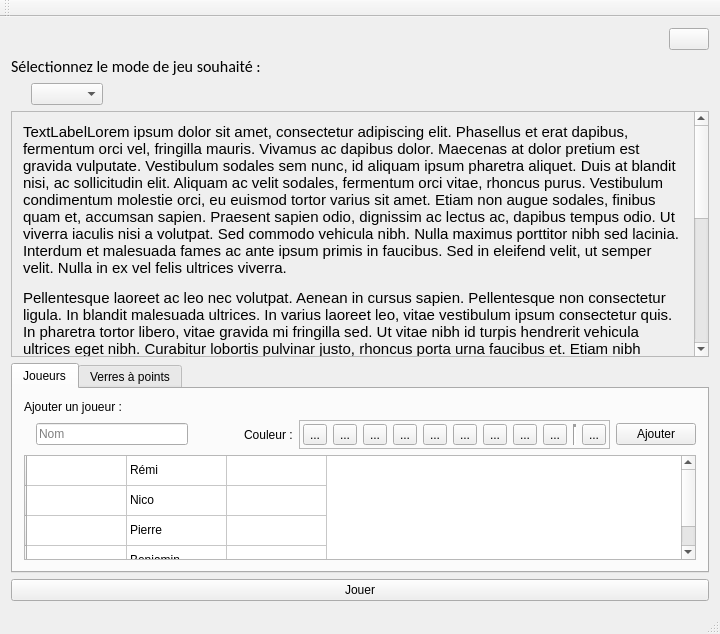
Qt form BeerPong-Ultimate/src/gui/QtGUI/QtGUI.ui (rchaucha/BeerPong-Evoled) before a commit.
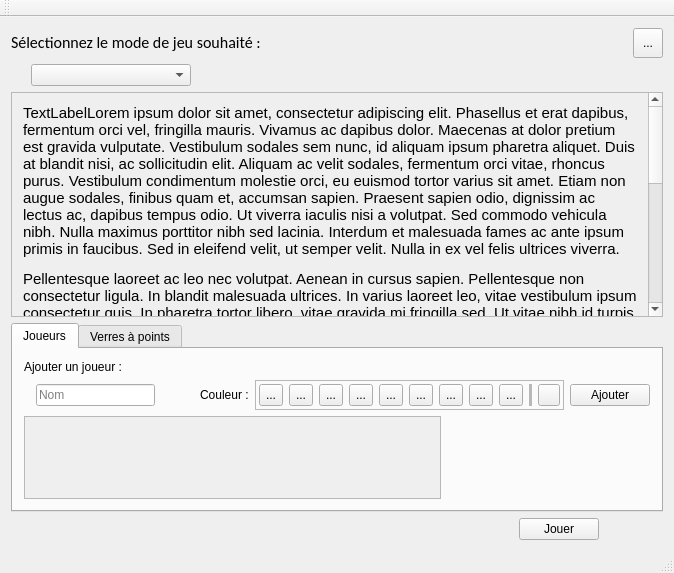
The same form after that commit. The open tabs and pages were chosen to show the change. Icons and pictures are not drawn.

```diff
--- a/BeerPong-Ultimate/src/gui/QtGUI/QtGUI.ui
+++ b/BeerPong-Ultimate/src/gui/QtGUI/QtGUI.ui
@@ -6,13 +6,23 @@
    <rect>
     <x>0</x>
     <y>0</y>
-    <width>720</width>
-    <height>634</height>
+    <width>674</width>
+    <height>573</height>
    </rect>
   </property>
   <property name="windowTitle">
    <string>BeerPong : Ultimate</string>
   </property>
+  <property name="windowIcon">
+   <iconset resource="QtGUI.qrc">
+    <normaloff>:/QtGUI/files/icon.ico</normaloff>:/QtGUI/files/icon.ico</iconset>
+  </property>
+  <property name="iconSize">
+   <size>
+    <width>32</width>
+    <height>32</height>
+   </size>
+  </property>
   <widget class="QWidget" name="centralWidget">
    <layout class="QVBoxLayout" name="verticalLayout">
     <property name="sizeConstraint">
@@ -26,6 +36,31 @@
       <property name="sizeConstraint">
        <enum>QLayout::SetDefaultConstraint</enum>
       </property>
+      <item>
+       <widget class="QLabel" name="label">
+        <property name="sizePolicy">
+         <sizepolicy hsizetype="Preferred" vsizetype="Maximum">
+          <horstretch>0</horstretch>
+          <verstretch>0</verstretch>
+         </sizepolicy>
+        </property>
+        <property name="font">
+         <font>
+          <family>Calibri</family>
+          <pointsize>12</pointsize>
+         </font>
+        </property>
+        <property name="frameShape">
+         <enum>QFrame::NoFrame</enum>
+        </property>
+        <property name="text">
+         <string>Sélectionnez le mode de jeu souhaité :</string>
+        </property>
+        <property name="alignment">
+         <set>Qt::AlignLeading|Qt::AlignLeft|Qt::AlignTop</set>
+        </property>
+       </widget>
+      </item>
       <item>
        <spacer name="horizontalSpacer">
         <property name="orientation">
@@ -43,18 +78,15 @@
        </spacer>
       </item>
       <item>
-       <widget class="QPushButton" name="b_settings">
-        <property name="sizePolicy">
-         <sizepolicy hsizetype="Fixed" vsizetype="Fixed">
-          <horstretch>0</horstretch>
-          <verstretch>0</verstretch>
-         </sizepolicy>
-        </property>
-        <property name="layoutDirection">
-         <enum>Qt::LeftToRight</enum>
+       <widget class="QToolButton" name="toolButton">
+        <property name="minimumSize">
+         <size>
+          <width>30</width>
+          <height>30</height>
+         </size>
         </property>
         <property name="text">
-         <string/>
+         <string>...</string>
         </property>
         <property name="icon">
          <iconset>
@@ -62,44 +94,16 @@
         </property>
         <property name="iconSize">
          <size>
-          <width>32</width>
-          <height>32</height>
+          <width>24</width>
+          <height>24</height>
          </size>
         </property>
-        <property name="checkable">
-         <bool>false</bool>
-        </property>
        </widget>
       </item>
      </layout>
     </item>
     <item>
-     <widget class="QLabel" name="label">
-      <property name="sizePolicy">
-       <sizepolicy hsizetype="Preferred" vsizetype="Maximum">
-        <horstretch>0</horstretch>
-        <verstretch>0</verstretch>
-       </sizepolicy>
-      </property>
-      <property name="font">
-       <font>
-        <family>Calibri</family>
-        <pointsize>12</pointsize>
-       </font>
-      </property>
-      <property name="frameShape">
-       <enum>QFrame::NoFrame</enum>
-      </property>
-      <property name="text">
-       <string>Sélectionnez le mode de jeu souhaité :</string>
-      </property>
-      <property name="alignment">
-       <set>Qt::AlignLeading|Qt::AlignLeft|Qt::AlignTop</set>
-      </property>
-     </widget>
-    </item>
-    <item>
-     <layout class="QHBoxLayout" name="horizontalLayout_2">
+     <layout class="QHBoxLayout" name="horizontalLayout_2" stretch="1,4">
       <property name="leftMargin">
        <number>20</number>
       </property>
@@ -109,11 +113,17 @@
       <item>
        <widget class="QComboBox" name="gm_selection">
         <property name="sizePolicy">
-         <sizepolicy hsizetype="Maximum" vsizetype="Fixed">
+         <sizepolicy hsizetype="Preferred" vsizetype="Fixed">
           <horstretch>0</horstretch>
           <verstretch>0</verstretch>
          </sizepolicy>
         </property>
+        <property name="minimumSize">
+         <size>
+          <width>160</width>
+          <height>0</height>
+         </size>
+        </property>
        </widget>
       </item>
       <item>
@@ -144,7 +154,7 @@
         <rect>
          <x>0</x>
          <y>0</y>
-         <width>683</width>
+         <width>637</width>
          <height>646</height>
         </rect>
        </property>
@@ -244,7 +254,7 @@
              <enum>QFrame::Sunken</enum>
             </property>
             <property name="lineWidth">
-             <number>3</number>
+             <number>10</number>
             </property>
             <layout class="QHBoxLayout" name="horizontalLayout_5">
              <property name="leftMargin">
@@ -260,63 +270,117 @@
               <number>3</number>
              </property>
              <item>
-              <widget class="QToolButton" name="b_color0_2">
+              <widget class="QToolButton" name="b_white_player">
+               <property name="minimumSize">
+                <size>
+                 <width>22</width>
+                 <height>22</height>
+                </size>
+               </property>
                <property name="text">
                 <string>...</string>
                </property>
               </widget>
              </item>
              <item>
-              <widget class="QToolButton" name="b_color1_2">
+              <widget class="QToolButton" name="b_blue_player">
+               <property name="minimumSize">
+                <size>
+                 <width>22</width>
+                 <height>22</height>
+                </size>
+               </property>
                <property name="text">
                 <string>...</string>
                </property>
               </widget>
              </item>
              <item>
-              <widget class="QToolButton" name="b_color2_2">
+              <widget class="QToolButton" name="b_red_player">
+               <property name="minimumSize">
+                <size>
+                 <width>22</width>
+                 <height>22</height>
+                </size>
+               </property>
                <property name="text">
                 <string>...</string>
                </property>
               </widget>
              </item>
              <item>
-              <widget class="QToolButton" name="b_color3_2">
+              <widget class="QToolButton" name="b_green_player">
+               <property name="minimumSize">
+                <size>
+                 <width>22</width>
+                 <height>22</height>
+                </size>
+               </property>
                <property name="text">
                 <string>...</string>
                </property>
               </widget>
              </item>
              <item>
-              <widget class="QToolButton" name="b_color4_2">
+              <widget class="QToolButton" name="b_yellow_player">
+               <property name="minimumSize">
+                <size>
+                 <width>22</width>
+                 <height>22</height>
+                </size>
+               </property>
                <property name="text">
                 <string>...</string>
                </property>
               </widget>
              </item>
              <item>
-              <widget class="QToolButton" name="b_color5_2">
+              <widget class="QToolButton" name="b_brown_player">
+               <property name="minimumSize">
+                <size>
+                 <width>22</width>
+                 <height>22</height>
+                </size>
+               </property>
                <property name="text">
                 <string>...</string>
                </property>
               </widget>
              </item>
              <item>
-              <widget class="QToolButton" name="b_color6_2">
+              <widget class="QToolButton" name="b_pink_player">
+               <property name="minimumSize">
+                <size>
+                 <width>22</width>
+                 <height>22</height>
+                </size>
+               </property>
                <property name="text">
                 <string>...</string>
                </property>
               </widget>
              </item>
              <item>
-              <widget class="QToolButton" name="b_color7_2">
+              <widget class="QToolButton" name="b_gray_player">
+               <property name="minimumSize">
+                <size>
+                 <width>22</width>
+                 <height>22</height>
+                </size>
+               </property>
                <property name="text">
                 <string>...</string>
                </property>
               </widget>
              </item>
              <item>
-              <widget class="QToolButton" name="b_color8_2">
+              <widget class="QToolButton" name="b_orange_player">
+               <property name="minimumSize">
+                <size>
+                 <width>22</width>
+                 <height>22</height>
+                </size>
+               </property>
                <property name="text">
                 <string>...</string>
                </property>
@@ -330,8 +394,20 @@
                  <verstretch>0</verstretch>
                 </sizepolicy>
                </property>
+               <property name="minimumSize">
+                <size>
+                 <width>0</width>
+                 <height>0</height>
+                </size>
+               </property>
+               <property name="frameShadow">
+                <enum>QFrame::Sunken</enum>
+               </property>
                <property name="lineWidth">
-                <number>3</number>
+                <number>0</number>
+               </property>
+               <property name="midLineWidth">
+                <number>20</number>
                </property>
                <property name="orientation">
                 <enum>Qt::Vertical</enum>
@@ -339,9 +415,28 @@
               </widget>
              </item>
              <item>
-              <widget class="QToolButton" name="b_custom_color_2">
+              <widget class="QToolButton" name="b_custom_color_player">
+               <property name="minimumSize">
+                <size>
+                 <width>22</width>
+                 <height>22</height>
+                </size>
+               </property>
                <property name="text">
-                <string>...</string>
+                <string/>
+               </property>
+               <property name="icon">
+                <iconset resource="QtGUI.qrc">
+                 <normaloff>:/QtGUI/files/plus.ico</normaloff>:/QtGUI/files/plus.ico</iconset>
+               </property>
+               <property name="iconSize">
+                <size>
+                 <width>12</width>
+                 <height>12</height>
+                </size>
+               </property>
+               <property name="shortcut">
+                <string>6</string>
                </property>
               </widget>
              </item>
@@ -358,69 +453,39 @@
          </layout>
         </item>
         <item>
-         <widget class="QTableWidget" name="player_table">
-          <attribute name="horizontalHeaderVisible">
-           <bool>false</bool>
-          </attribute>
-          <attribute name="verticalHeaderVisible">
-           <bool>true</bool>
-          </attribute>
-          <row>
-           <property name="text">
-            <string/>
-           </property>
-          </row>
-          <row>
-           <property name="text">
-            <string/>
-           </property>
-          </row>
-          <row>
-           <property name="text">
-            <string/>
-           </property>
-          </row>
-          <row>
-           <property name="text">
-            <string/>
-           </property>
-          </row>
-          <column>
-           <property name="text">
-            <string>suppr</string>
-           </property>
-          </column>
-          <column>
-           <property name="text">
-            <string>name</string>
-           </property>
-          </column>
-          <column>
-           <property name="text">
-            <string>color</string>
-           </property>
-          </column>
-          <item row="0" column="1">
-           <property name="text">
-            <string>Rémi</string>
-           </property>
+         <layout class="QHBoxLayout" name="horizontalLayout_7" stretch="2,1">
+          <item>
+           <widget class="QScrollArea" name="scrollArea">
+            <property name="widgetResizable">
+             <bool>true</bool>
+            </property>
+            <widget class="QWidget" name="scrollAreaWidgetContents_2">
+             <property name="geometry">
+              <rect>
+               <x>0</x>
+               <y>0</y>
+               <width>414</width>
+               <height>70</height>
+              </rect>
+             </property>
+             <layout class="QVBoxLayout" name="verticalLayout_5"/>
+            </widget>
+           </widget>
           </item>
-          <item row="1" column="1">
-           <property name="text">
-            <string>Nico</string>
-           </property>
+          <item>
+           <spacer name="horizontalSpacer_4">
+            <property name="orientation">
+             <enum>Qt::Horizontal</enum>
+            </property>
+            <property name="sizeHint" stdset="0">
+             <size>
+              <width>40</width>
+              <height>20</height>
+             </size>
+            </property>
+           </spacer>
           </item>
-          <item row="2" column="1">
-           <property name="text">
-            <string>Pierre</string>
-           </property>
-          </item>
-          <item row="3" column="1">
-           <property name="text">
-            <string>Benjamin</string>
-           </property>
-          </item>
-         </widget>
+         </layout>
         </item>
        </layout>
       </widget>
@@ -662,11 +727,41 @@
      </widget>
     </item>
     <item>
-     <widget class="QPushButton" name="b_play">
-      <property name="text">
-       <string>Jouer</string>
-      </property>
-     </widget>
+     <layout class="QHBoxLayout" name="horizontalLayout_8" stretch="8,1,1">
+      <item>
+       <spacer name="horizontalSpacer_5">
+        <property name="orientation">
+         <enum>Qt::Horizontal</enum>
+        </property>
+        <property name="sizeHint" stdset="0">
+         <size>
+          <width>40</width>
+          <height>20</height>
+         </size>
+        </property>
+       </spacer>
+      </item>
+      <item>
+       <widget class="QPushButton" name="b_play">
+        <property name="text">
+         <string>Jouer</string>
+        </property>
+       </widget>
+      </item>
+      <item>
+       <spacer name="horizontalSpacer_6">
+        <property name="orientation">
+         <enum>Qt::Horizontal</enum>
+        </property>
+        <property name="sizeHint" stdset="0">
+         <size>
+          <width>40</width>
+          <height>20</height>
+         </size>
+        </property>
+       </spacer>
+      </item>
+     </layout>
     </item>
    </layout>
   </widget>
```
Left out of the diff: 181 changed lines with no effect on the pictures.
